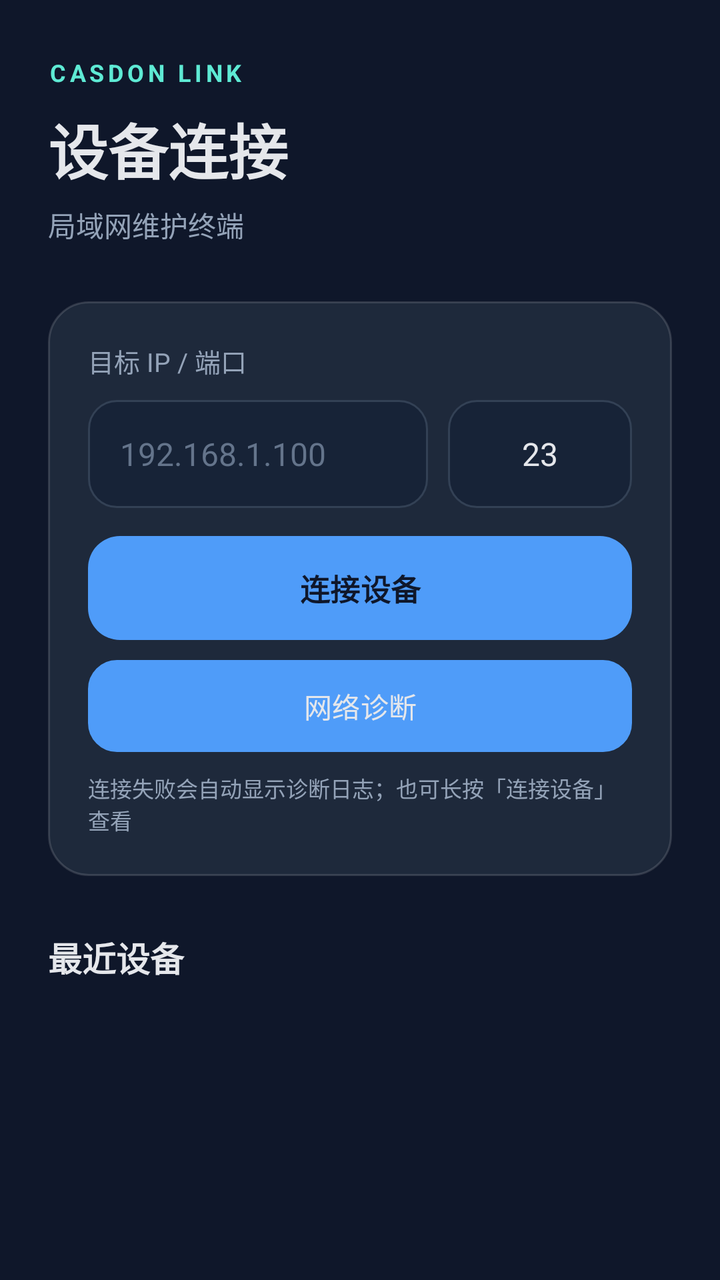
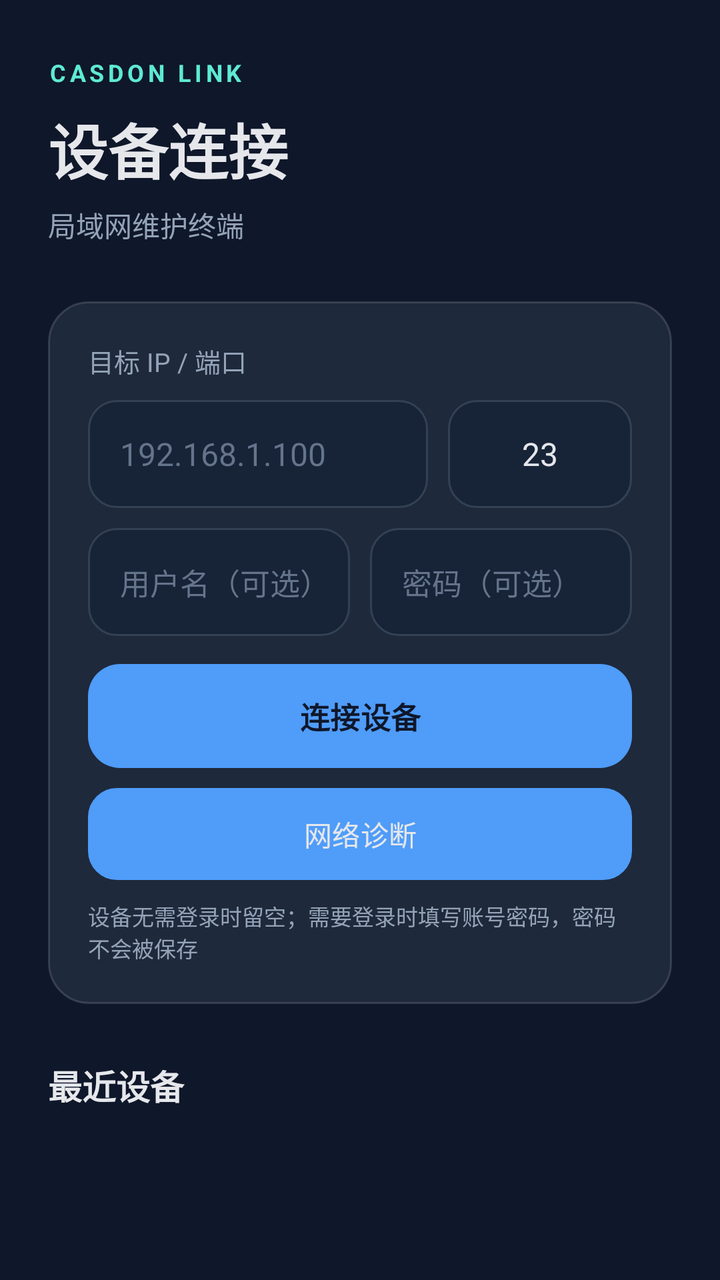

Two renders of the same Android screen: before a commit and after it. Below are the layout's source before the change and the commit's diff.
<!-- AndroidManifest.xml: application theme Theme.CasdonLink -->
<!-- res/layout/activity_main.xml -->
<?xml version="1.0" encoding="utf-8"?>
<ScrollView xmlns:android="http://schemas.android.com/apk/res/android"
    xmlns:tools="http://schemas.android.com/tools"
    android:id="@+id/main"
    android:layout_width="match_parent"
    android:layout_height="match_parent"
    android:background="@color/background"
    android:fillViewport="true"
    tools:context=".MainActivity">

    <LinearLayout
        android:layout_width="match_parent"
        android:layout_height="wrap_content"
        android:orientation="vertical"
        android:paddingStart="24dp"
        android:paddingTop="28dp"
        android:paddingEnd="24dp"
        android:paddingBottom="28dp">

        <TextView
            android:layout_width="wrap_content"
            android:layout_height="wrap_content"
            android:text="CASDON LINK"
            android:textColor="@color/secondary"
            android:textSize="12sp"
            android:letterSpacing="0.16"
            android:textStyle="bold" />

        <TextView
            android:layout_width="wrap_content"
            android:layout_height="wrap_content"
            android:layout_marginTop="8dp"
            android:text="设备连接"
            android:textColor="@color/text_primary"
            android:textSize="30sp"
            android:textStyle="bold" />

        <TextView
            android:layout_width="wrap_content"
            android:layout_height="wrap_content"
            android:layout_marginTop="6dp"
            android:text="局域网维护终端"
            android:textColor="@color/text_secondary"
            android:textSize="14sp" />

        <LinearLayout
            android:layout_width="match_parent"
            android:layout_height="wrap_content"
            android:layout_marginTop="28dp"
            android:background="@drawable/bg_card"
            android:orientation="vertical"
            android:padding="20dp">

            <TextView
                android:layout_width="wrap_content"
                android:layout_height="wrap_content"
                android:text="目标 IP / 端口"
                android:textColor="@color/text_secondary"
                android:textSize="13sp" />

            <LinearLayout
                android:layout_width="match_parent"
                android:layout_height="wrap_content"
                android:layout_marginTop="10dp"
                android:orientation="horizontal">

                <EditText
                    android:id="@+id/ipInput"
                    android:layout_width="0dp"
                    android:layout_height="54dp"
                    android:layout_weight="1"
                    android:background="@drawable/bg_input"
                    android:hint="192.168.1.100"
                    android:inputType="text"
                    android:paddingStart="16dp"
                    android:paddingEnd="16dp"
                    android:singleLine="true"
                    android:textColor="@color/text_primary"
                    android:textColorHint="#64748B"
                    android:textSize="16sp" />

                <EditText
                    android:id="@+id/portInput"
                    android:layout_width="92dp"
                    android:layout_height="54dp"
                    android:layout_marginStart="10dp"
                    android:background="@drawable/bg_input"
                    android:hint="23"
                    android:inputType="number"
                    android:maxLength="5"
                    android:gravity="center"
                    android:singleLine="true"
                    android:text="23"
                    android:textColor="@color/text_primary"
                    android:textColorHint="#64748B"
                    android:textSize="16sp" />
            </LinearLayout>

            <Button
                android:id="@+id/connectButton"
                android:layout_width="match_parent"
                android:layout_height="52dp"
                android:layout_marginTop="14dp"
                android:background="@drawable/bg_button"
                android:text="连接设备"
                android:textAllCaps="false"
                android:textColor="@color/background"
                android:textSize="15sp"
                android:textStyle="bold" />

            <Button
                android:id="@+id/diagnoseButton"
                android:layout_width="match_parent"
                android:layout_height="46dp"
                android:layout_marginTop="10dp"
                android:background="@drawable/bg_input"
                android:text="网络诊断"
                android:textAllCaps="false"
                android:textColor="@color/text_primary"
                android:textSize="14sp" />

            <TextView
                android:layout_width="match_parent"
                android:layout_height="wrap_content"
                android:layout_marginTop="10dp"
                android:text="连接失败会自动显示诊断日志；也可长按「连接设备」查看"
                android:textColor="@color/text_secondary"
                android:textSize="11sp" />
        </LinearLayout>

        <TextView
            android:id="@+id/recentTitle"
            android:layout_width="match_parent"
            android:layout_height="wrap_content"
            android:layout_marginTop="28dp"
            android:text="最近设备"
            android:textColor="@color/text_primary"
            android:textSize="17sp"
            android:textStyle="bold" />

        <LinearLayout
            android:id="@+id/recentDevices"
            android:layout_width="match_parent"
            android:layout_height="wrap_content"
            android:layout_marginTop="12dp"
            android:orientation="vertical" />

    </LinearLayout>
</ScrollView>
<!-- resources referenced by this layout -->
<resources>
  <color name="background">#0F172A</color>
  <color name="secondary">#5EEAD4</color>
  <color name="text_primary">#E5E7EB</color>
  <color name="text_secondary">#94A3B8</color>
  <!-- drawable bg_button (drawable) -->
  <shape xmlns:android="http://schemas.android.com/apk/res/android">
      <solid android:color="@color/primary" />
      <corners android:radius="16dp" />
  </shape>
  <!-- drawable bg_card (drawable) -->
  <shape xmlns:android="http://schemas.android.com/apk/res/android">
      <solid android:color="@color/surface" />
      <stroke android:width="1dp" android:color="#24FFFFFF" />
      <corners android:radius="20dp" />
  </shape>
  <!-- drawable bg_input (drawable) -->
  <shape xmlns:android="http://schemas.android.com/apk/res/android">
      <solid android:color="#172337" />
      <stroke android:width="1dp" android:color="#334155" />
      <corners android:radius="14dp" />
  </shape>
  <style name="Theme.CasdonLink" parent="Base.Theme.CasdonLink" />
  <color name="primary">#4F9CF9</color>
  <color name="surface">#1E293B</color>
  <style name="Base.Theme.CasdonLink" parent="Theme.Material3.DayNight.NoActionBar">
          <item name="colorPrimary">@color/primary</item>
          <item name="colorSecondary">@color/secondary</item>
          <item name="android:colorAccent">@color/primary</item>
          <item name="android:windowLightStatusBar">false</item>
          <item name="android:statusBarColor">@color/background</item>
          <item name="android:navigationBarColor">@color/background</item>
          <item name="android:windowBackground">@color/background</item>
      </style>
</resources>

<!-- the commit's change to res/layout/activity_main.xml (unified diff, before → after) -->
@@ -96,6 +96,44 @@
                     android:textSize="16sp" />
             </LinearLayout>
 
+            <LinearLayout
+                android:layout_width="match_parent"
+                android:layout_height="wrap_content"
+                android:layout_marginTop="10dp"
+                android:orientation="horizontal">
+
+                <EditText
+                    android:id="@+id/usernameInput"
+                    android:layout_width="0dp"
+                    android:layout_height="54dp"
+                    android:layout_weight="1"
+                    android:background="@drawable/bg_input"
+                    android:hint="用户名（可选）"
+                    android:inputType="text"
+                    android:paddingStart="16dp"
+                    android:paddingEnd="16dp"
+                    android:singleLine="true"
+                    android:textColor="@color/text_primary"
+                    android:textColorHint="#64748B"
+                    android:textSize="15sp" />
+
+                <EditText
+                    android:id="@+id/passwordInput"
+                    android:layout_width="0dp"
+                    android:layout_height="54dp"
+                    android:layout_marginStart="10dp"
+                    android:layout_weight="1"
+                    android:background="@drawable/bg_input"
+                    android:hint="密码（可选）"
+                    android:inputType="textPassword"
+                    android:paddingStart="16dp"
+                    android:paddingEnd="16dp"
+                    android:singleLine="true"
+                    android:textColor="@color/text_primary"
+                    android:textColorHint="#64748B"
+                    android:textSize="15sp" />
+            </LinearLayout>
+
             <Button
                 android:id="@+id/connectButton"
                 android:layout_width="match_parent"
@@ -123,7 +161,7 @@
                 android:layout_width="match_parent"
                 android:layout_height="wrap_content"
                 android:layout_marginTop="10dp"
-                android:text="连接失败会自动显示诊断日志；也可长按「连接设备」查看"
+                android:text="设备无需登录时留空；需要登录时填写账号密码，密码不会被保存"
                 android:textColor="@color/text_secondary"
                 android:textSize="11sp" />
         </LinearLayout>
